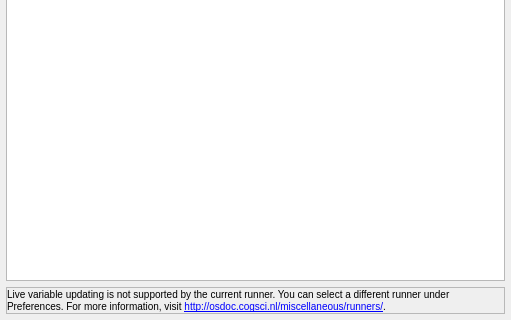
Qt form opensesame_extensions/variable_inspector/variable_inspector.ui (open-cogsci/OpenSesame) before a commit; both pictures show x 0 to 511 and y 267 to 587 of the 511 by 587 pixel window.
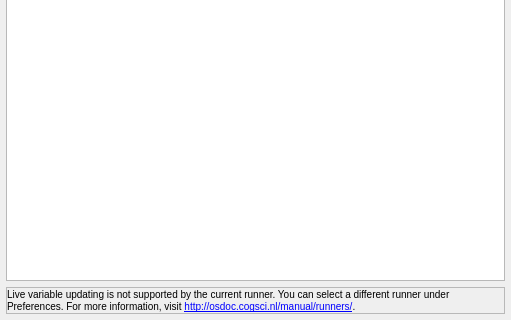
The same form after that commit. Icons and pictures are not drawn.

Commit message: dead links: update links to runner page - Closes #519

Patch:
```diff
--- a/opensesame_extensions/variable_inspector/variable_inspector.ui
+++ b/opensesame_extensions/variable_inspector/variable_inspector.ui
@@ -213,7 +213,7 @@
       <item>
        <widget class="QLabel" name="label_no_heartbeat">
         <property name="text">
-         <string>&lt;small&gt;Live variable updating is not supported by the current runner. You can select a different runner under Preferences. For more information, visit &lt;a href=&quot;http://osdoc.cogsci.nl/miscellaneous/runners/&quot;&gt;&lt;span style=&quot; text-decoration: underline; color:#0000ff;&quot;&gt;http://osdoc.cogsci.nl/miscellaneous/runners/&lt;/span&gt;&lt;/a&gt;.&lt;/small&gt;</string>
+         <string>&lt;small&gt;Live variable updating is not supported by the current runner. You can select a different runner under Preferences. For more information, visit &lt;a href=&quot;http://osdoc.cogsci.nl/manual/runners/&quot;&gt;&lt;span style=&quot; text-decoration: underline; color:#0000ff;&quot;&gt;http://osdoc.cogsci.nl/manual/runners/&lt;/span&gt;&lt;/a&gt;.&lt;/small&gt;</string>
         </property>
         <property name="wordWrap">
          <bool>true</bool>
```
The commit also changes 1 other file.
